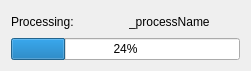
Above: gui/ui/progressDialog.ui from syncope/adapt before the change. Below: the same form after it.
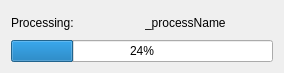
That is the form after the change.

Commit message: + ??? missed the file before??

```diff
--- a/gui/ui/progressDialog.ui
+++ b/gui/ui/progressDialog.ui
@@ -6,8 +6,8 @@
    <rect>
     <x>0</x>
     <y>0</y>
-    <width>251</width>
-    <height>71</height>
+    <width>284</width>
+    <height>73</height>
    </rect>
   </property>
   <property name="windowTitle">
```
